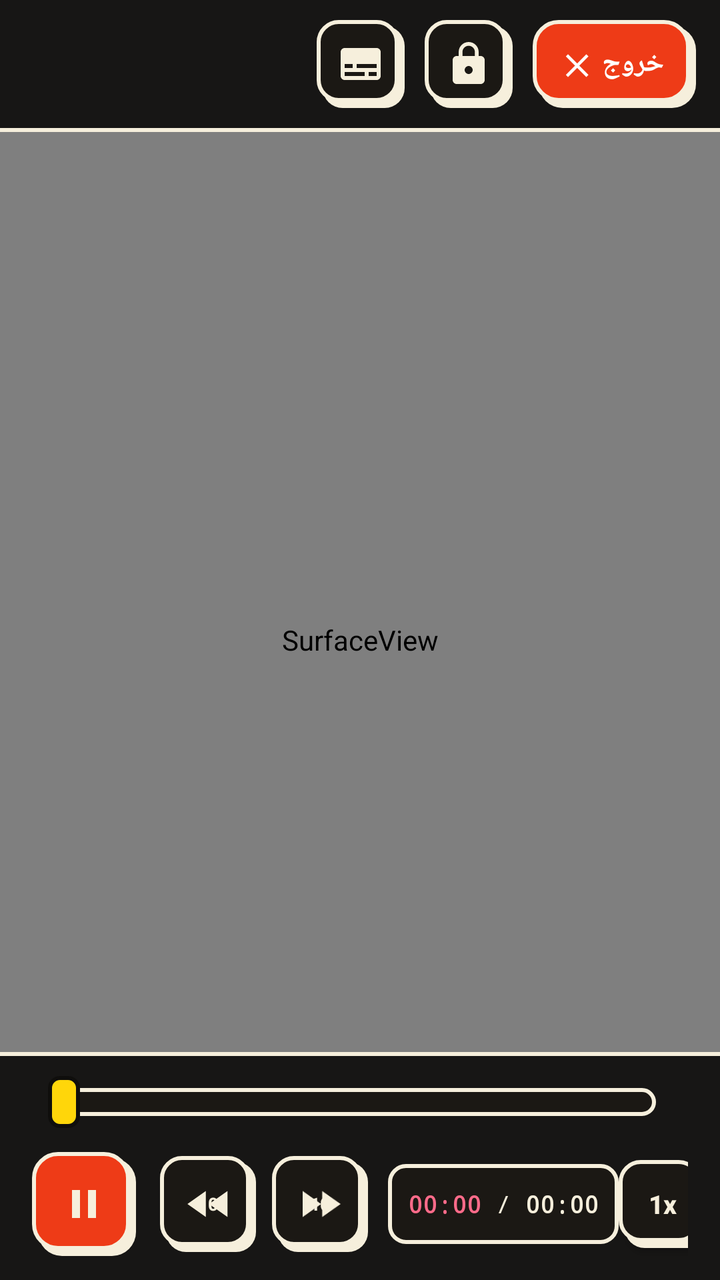
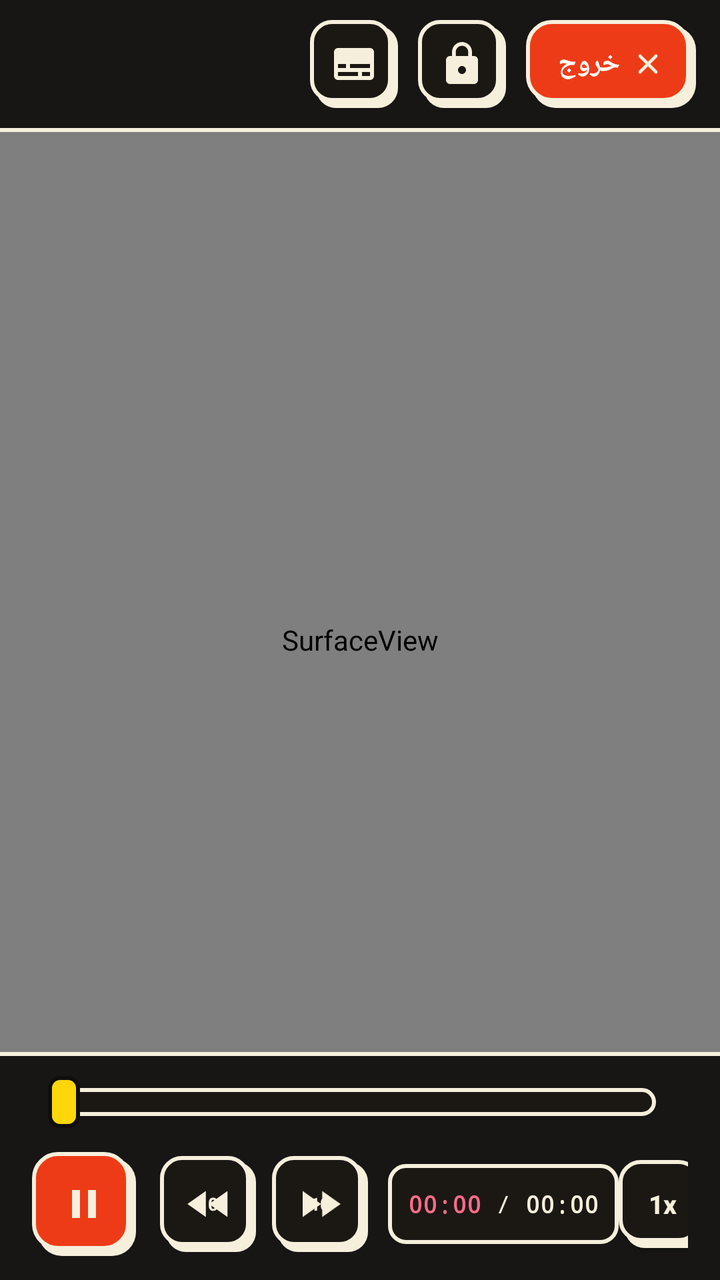

Two renders of the same Android screen: before a commit and after it. Below are the layout's source before the change and the commit's diff.
<!-- AndroidManifest.xml: activity theme android:Theme.Material.NoActionBar.Fullscreen -->
<!-- res/layout/activity_player.xml -->
<?xml version="1.0" encoding="utf-8"?>
<FrameLayout xmlns:android="http://schemas.android.com/apk/res/android"
    android:id="@+id/player_root"
    android:layout_width="match_parent"
    android:layout_height="match_parent"
    android:background="#000000">

    
    <SurfaceView
        android:id="@+id/player_surface"
        android:layout_width="match_parent"
        android:layout_height="match_parent"
        android:layout_gravity="center" />

    
    <SurfaceView
        android:id="@+id/player_subtitle_surface"
        android:layout_width="match_parent"
        android:layout_height="match_parent"
        android:layout_gravity="center" />

    
    <TextView
        android:id="@+id/player_subtitle"
        android:layout_width="wrap_content"
        android:layout_height="wrap_content"
        android:layout_gravity="bottom|center_horizontal"
        android:layout_marginBottom="170dp"
        android:layout_marginLeft="24dp"
        android:layout_marginRight="24dp"
        android:textColor="#FFFFFF"
        android:textSize="20sp"
        android:textStyle="bold"
        android:shadowColor="#000000"
        android:shadowDx="1"
        android:shadowDy="1"
        android:shadowRadius="4"
        android:gravity="center"
        android:maxLines="3"
        android:visibility="gone" />

    
    <LinearLayout
        android:id="@+id/player_gesture"
        android:layout_width="wrap_content"
        android:layout_height="wrap_content"
        android:layout_gravity="center"
        android:orientation="vertical"
        android:gravity="center"
        android:visibility="gone">

        <ImageView
            android:id="@+id/player_gesture_icon"
            android:layout_width="56dp"
            android:layout_height="56dp"
            android:scaleType="fitCenter" />

        <TextView
            android:id="@+id/player_gesture_text"
            android:layout_width="wrap_content"
            android:layout_height="wrap_content"
            android:layout_marginTop="8dp"
            android:textColor="#F6EFDC"
            android:textSize="20sp"
            android:textStyle="bold"
            android:shadowColor="#000000"
            android:shadowDx="1"
            android:shadowDy="1"
            android:shadowRadius="4"
            android:gravity="center" />
    </LinearLayout>

    
    <LinearLayout
        android:id="@+id/player_topbar"
        android:layout_width="match_parent"
        android:layout_height="wrap_content"
        android:layout_gravity="top"
        android:orientation="horizontal"
        android:paddingLeft="12dp"
        android:paddingRight="12dp"
        android:paddingTop="10dp"
        android:paddingBottom="12dp"
        android:background="@drawable/player_bar_top"
        android:gravity="center_vertical">

        <TextView
            android:id="@+id/player_title"
            android:layout_width="0dp"
            android:layout_height="wrap_content"
            android:layout_weight="1"
            android:textColor="#F6EFDC"
            android:textSize="15sp"
            android:textStyle="bold"
            android:maxLines="1"
            android:ellipsize="end" />

        <ImageButton
            android:id="@+id/player_tracks"
            android:layout_width="44dp"
            android:layout_height="44dp"
            android:layout_marginLeft="10dp"
            android:src="@drawable/ic_tracks"
            android:scaleType="center"
            android:background="@drawable/player_btn_circle"
            android:contentDescription="Audio and subtitles" />

        <ImageButton
            android:id="@+id/player_lock"
            android:layout_width="44dp"
            android:layout_height="44dp"
            android:layout_marginLeft="10dp"
            android:src="@drawable/ic_lock"
            android:scaleType="center"
            android:background="@drawable/player_btn_circle"
            android:contentDescription="Lock" />

        <TextView
            android:id="@+id/player_close"
            android:layout_width="wrap_content"
            android:layout_height="44dp"
            android:layout_marginLeft="10dp"
            android:gravity="center"
            android:paddingLeft="16dp"
            android:paddingRight="16dp"
            android:text="خروج  ✕"
            android:textColor="#FFFFFF"
            android:textSize="14sp"
            android:textStyle="bold"
            android:clickable="true"
            android:focusable="true"
            android:background="@drawable/player_btn_play" />
    </LinearLayout>

    
    <LinearLayout
        android:id="@+id/player_controls"
        android:layout_width="match_parent"
        android:layout_height="wrap_content"
        android:layout_gravity="bottom"
        android:orientation="vertical"
        android:paddingLeft="16dp"
        android:paddingRight="16dp"
        android:paddingTop="12dp"
        android:paddingBottom="12dp"
        android:background="@drawable/player_bar_bottom">

        <SeekBar
            android:id="@+id/player_seekbar"
            android:layout_width="match_parent"
            android:layout_height="wrap_content"
            android:max="1000"
            android:progressDrawable="@drawable/player_seek_progress"
            android:thumb="@drawable/player_seek_thumb"
            android:splitTrack="false"
            android:minHeight="14dp"
            android:maxHeight="14dp"
            android:paddingLeft="12dp"
            android:paddingRight="12dp" />

        <LinearLayout
            android:layout_width="match_parent"
            android:layout_height="wrap_content"
            android:orientation="horizontal"
            android:gravity="center_vertical"
            android:layout_marginTop="12dp">

            <ImageButton
                android:id="@+id/player_play_pause"
                android:layout_width="52dp"
                android:layout_height="52dp"
                android:src="@drawable/ic_pause"
                android:scaleType="center"
                android:background="@drawable/player_btn_play"
                android:contentDescription="Play pause" />

            <FrameLayout
                android:id="@+id/player_back10"
                android:layout_width="48dp"
                android:layout_height="48dp"
                android:layout_marginLeft="12dp"
                android:background="@drawable/player_btn_circle"
                android:clickable="true"
                android:focusable="true">

                <ImageView
                    android:layout_width="26dp"
                    android:layout_height="26dp"
                    android:layout_gravity="center"
                    android:src="@drawable/ic_rewind" />

                <TextView
                    android:layout_width="wrap_content"
                    android:layout_height="wrap_content"
                    android:layout_gravity="center"
                    android:text="10"
                    android:textColor="#F6EFDC"
                    android:textSize="9sp"
                    android:textStyle="bold" />
            </FrameLayout>

            <FrameLayout
                android:id="@+id/player_forward10"
                android:layout_width="48dp"
                android:layout_height="48dp"
                android:layout_marginLeft="8dp"
                android:background="@drawable/player_btn_circle"
                android:clickable="true"
                android:focusable="true">

                <ImageView
                    android:layout_width="26dp"
                    android:layout_height="26dp"
                    android:layout_gravity="center"
                    android:src="@drawable/ic_fast_forward" />

                <TextView
                    android:layout_width="wrap_content"
                    android:layout_height="wrap_content"
                    android:layout_gravity="center"
                    android:text="10"
                    android:textColor="#F6EFDC"
                    android:textSize="9sp"
                    android:textStyle="bold" />
            </FrameLayout>

            <LinearLayout
                android:layout_width="wrap_content"
                android:layout_height="40dp"
                android:layout_marginLeft="10dp"
                android:gravity="center"
                android:orientation="horizontal"
                android:paddingLeft="10dp"
                android:paddingRight="10dp"
                android:background="@drawable/player_time_pill">

                <TextView
                    android:id="@+id/player_time"
                    android:layout_width="wrap_content"
                    android:layout_height="wrap_content"
                    android:fontFamily="monospace"
                    android:textStyle="bold"
                    android:textColor="#FF6B8A"
                    android:textSize="12sp"
                    android:text="00:00" />

                <TextView
                    android:layout_width="wrap_content"
                    android:layout_height="wrap_content"
                    android:fontFamily="monospace"
                    android:textColor="#F6EFDC"
                    android:textSize="12sp"
                    android:text=" / " />

                <TextView
                    android:id="@+id/player_time_total"
                    android:layout_width="wrap_content"
                    android:layout_height="wrap_content"
                    android:fontFamily="monospace"
                    android:textStyle="bold"
                    android:textColor="#F6EFDC"
                    android:textSize="12sp"
                    android:text="00:00" />
            </LinearLayout>

            <View
                android:layout_width="0dp"
                android:layout_height="1dp"
                android:layout_weight="1" />

            <Button
                android:id="@+id/player_speed"
                android:layout_width="44dp"
                android:layout_height="44dp"
                android:minWidth="0dp"
                android:minHeight="0dp"
                android:padding="0dp"
                android:text="1x"
                android:textAllCaps="false"
                android:textColor="#F6EFDC"
                android:textSize="13sp"
                android:textStyle="bold"
                android:background="@drawable/player_btn_circle" />

            <ImageButton
                android:id="@+id/player_aspect"
                android:layout_marginLeft="8dp"
                android:layout_width="44dp"
                android:layout_height="44dp"
                android:src="@drawable/ic_fullscreen"
                android:scaleType="center"
                android:background="@drawable/player_btn_circle"
                android:contentDescription="Aspect" />

            <Button
                android:id="@+id/player_cc"
                android:layout_width="48dp"
                android:layout_height="48dp"
                android:layout_marginLeft="8dp"
                android:text="CC"
                android:textColor="#F6EFDC"
                android:textSize="13sp"
                android:background="@drawable/player_btn_cc_on" />
        </LinearLayout>
    </LinearLayout>

    
    <LinearLayout
        android:id="@+id/player_loading"
        android:layout_width="wrap_content"
        android:layout_height="wrap_content"
        android:layout_gravity="center"
        android:orientation="vertical"
        android:gravity="center"
        android:visibility="gone">

        <TextView
            android:id="@+id/player_loading_text"
            android:layout_width="wrap_content"
            android:layout_height="wrap_content"
            android:layout_marginTop="16dp"
            android:text="در حال بارگذاری فیلم"
            android:textColor="#F6EFDC"
            android:textSize="16sp"
            android:textStyle="bold"
            android:shadowColor="#000000"
            android:shadowDx="1"
            android:shadowDy="1"
            android:shadowRadius="4"
            android:gravity="center" />
    </LinearLayout>

    
    <LinearLayout
        android:id="@+id/player_error_box"
        android:layout_width="match_parent"
        android:layout_height="wrap_content"
        android:layout_gravity="center"
        android:layout_margin="24dp"
        android:orientation="vertical"
        android:gravity="center"
        android:background="@drawable/player_card"
        android:padding="28dp"
        android:visibility="gone">

        <TextView
            android:id="@+id/player_error"
            android:layout_width="wrap_content"
            android:layout_height="wrap_content"
            android:textColor="#F6EFDC"
            android:textSize="14sp"
            android:gravity="center" />

        <Button
            android:id="@+id/player_retry"
            android:layout_width="wrap_content"
            android:layout_height="52dp"
            android:layout_marginTop="16dp"
            android:paddingLeft="24dp"
            android:paddingRight="24dp"
            android:text="تلاش مجدد"
            android:textColor="#FFFFFF"
            android:textStyle="bold"
            android:textSize="14sp"
            android:background="@drawable/player_btn_retry" />
    </LinearLayout>

    <ImageButton
        android:id="@+id/player_unlock"
        android:layout_width="56dp"
        android:layout_height="56dp"
        android:layout_gravity="center_vertical|left"
        android:layout_marginLeft="20dp"
        android:src="@drawable/ic_lock"
        android:scaleType="center"
        android:background="@drawable/player_btn_play"
        android:visibility="gone"
        android:contentDescription="Unlock" />

    <LinearLayout
        android:id="@+id/player_next"
        android:layout_width="wrap_content"
        android:layout_height="wrap_content"
        android:layout_gravity="bottom|right"
        android:layout_marginBottom="110dp"
        android:layout_marginRight="16dp"
        android:orientation="vertical"
        android:padding="14dp"
        android:minWidth="240dp"
        android:background="@drawable/player_card"
        android:visibility="gone">

        <TextView
            android:layout_width="wrap_content"
            android:layout_height="wrap_content"
            android:text="قسمت بعدی"
            android:textColor="#FFD60A"
            android:textSize="12sp"
            android:textStyle="bold" />

        <TextView
            android:id="@+id/player_next_title"
            android:layout_width="wrap_content"
            android:layout_height="wrap_content"
            android:layout_marginTop="4dp"
            android:maxWidth="260dp"
            android:maxLines="2"
            android:ellipsize="end"
            android:textColor="#F6EFDC"
            android:textSize="14sp"
            android:textStyle="bold" />

        <LinearLayout
            android:layout_width="match_parent"
            android:layout_height="wrap_content"
            android:layout_marginTop="10dp"
            android:gravity="center_vertical"
            android:orientation="horizontal">

            <TextView
                android:id="@+id/player_next_now"
                android:layout_width="wrap_content"
                android:layout_height="40dp"
                android:gravity="center"
                android:paddingLeft="14dp"
                android:paddingRight="14dp"
                android:clickable="true"
                android:focusable="true"
                android:textColor="#FFFFFF"
                android:textSize="13sp"
                android:textStyle="bold"
                android:background="@drawable/player_btn_play" />

            <TextView
                android:id="@+id/player_next_cancel"
                android:layout_width="wrap_content"
                android:layout_height="40dp"
                android:layout_marginLeft="10dp"
                android:gravity="center"
                android:paddingLeft="14dp"
                android:paddingRight="14dp"
                android:clickable="true"
                android:focusable="true"
                android:text="لغو"
                android:textColor="#F6EFDC"
                android:textSize="13sp"
                android:textStyle="bold"
                android:background="@drawable/player_btn_circle" />
        </LinearLayout>
    </LinearLayout>

</FrameLayout>
<!-- resources referenced by this layout -->
<resources>
  <!-- drawable ic_fast_forward (drawable) -->
  <?xml version="1.0" encoding="utf-8"?>
  <vector xmlns:android="http://schemas.android.com/apk/res/android"
      android:width="24dp" android:height="24dp"
      android:viewportWidth="24" android:viewportHeight="24">
      <path android:fillColor="#F6EFDC" android:pathData="M4,18l8.5,-6L4,6v12zM13,6v12l8.5,-6L13,6z" />
  </vector>
  <!-- drawable ic_fullscreen (drawable) -->
  <?xml version="1.0" encoding="utf-8"?>
  <vector xmlns:android="http://schemas.android.com/apk/res/android"
      android:width="24dp" android:height="24dp"
      android:viewportWidth="24" android:viewportHeight="24">
      <path android:fillColor="#F6EFDC" android:pathData="M7,14H5v5h5v-2H7v-3zM5,10h2V7h3V5H5v5zM17,17h-3v2h5v-5h-2v3zM14,5v2h3v3h2V5h-5z" />
  </vector>
  <!-- drawable ic_pause (drawable) -->
  <?xml version="1.0" encoding="utf-8"?>
  <vector xmlns:android="http://schemas.android.com/apk/res/android"
      android:width="24dp" android:height="24dp"
      android:viewportWidth="24" android:viewportHeight="24">
      <path android:fillColor="#F6EFDC" android:pathData="M6,19h4V5H6v14zM14,5v14h4V5h-4z" />
  </vector>
  <!-- drawable ic_rewind (drawable) -->
  <?xml version="1.0" encoding="utf-8"?>
  <vector xmlns:android="http://schemas.android.com/apk/res/android"
      android:width="24dp" android:height="24dp"
      android:viewportWidth="24" android:viewportHeight="24">
      <path android:fillColor="#F6EFDC" android:pathData="M11,18V6l-8.5,6 8.5,6zM12.5,12l8.5,6V6l-8.5,6z" />
  </vector>
  <!-- drawable ic_tracks (drawable) -->
  <?xml version="1.0" encoding="utf-8"?>
  <vector xmlns:android="http://schemas.android.com/apk/res/android"
      android:width="24dp" android:height="24dp" android:viewportWidth="24" android:viewportHeight="24">
      <path android:fillColor="#F6EFDC" android:pathData="M20,4H4c-1.1,0 -2,0.9 -2,2v12c0,1.1 0.9,2 2,2h16c1.1,0 2,-0.9 2,-2V6c0,-1.1 -0.9,-2 -2,-2zM4,12h4v2H4v-2zM14,18H4v-2h10v2zM20,18h-4v-2h4v2zM20,14H10v-2h10v2z" />
  </vector>
  <!-- drawable player_bar_bottom (drawable) -->
  <?xml version="1.0" encoding="utf-8"?>
  <layer-list xmlns:android="http://schemas.android.com/apk/res/android">
      <item><shape android:shape="rectangle"><solid android:color="#EB0F0E0C" /></shape></item>
      <item android:gravity="top"><shape android:shape="rectangle"><size android:height="2dp" /><solid android:color="#F6EFDC" /></shape></item>
  </layer-list>
  <!-- drawable player_bar_top (drawable) -->
  <?xml version="1.0" encoding="utf-8"?>
  <layer-list xmlns:android="http://schemas.android.com/apk/res/android">
      <item><shape android:shape="rectangle"><solid android:color="#EB0F0E0C" /></shape></item>
      <item android:gravity="bottom"><shape android:shape="rectangle"><size android:height="2dp" /><solid android:color="#F6EFDC" /></shape></item>
  </layer-list>
  <!-- drawable player_seek_thumb (drawable) -->
  <?xml version="1.0" encoding="utf-8"?>
  <shape xmlns:android="http://schemas.android.com/apk/res/android" android:shape="rectangle">
      <size android:width="16dp" android:height="26dp" />
      <solid android:color="#FFD60A" />
      <stroke android:width="2dp" android:color="#0F0E0C" />
      <corners android:radius="5dp" />
  </shape>
  <!-- drawable player_time_pill (drawable) -->
  <?xml version="1.0" encoding="utf-8"?>
  <shape xmlns:android="http://schemas.android.com/apk/res/android" android:shape="rectangle">
      <solid android:color="#1B1814" />
      <stroke android:width="2dp" android:color="#F6EFDC" />
      <corners android:radius="8dp" />
  </shape>
  <!-- unchanged entries left out for length: 7 -->
</resources>

<!-- the commit's change to res/layout/activity_player.xml (unified diff, before → after) -->
@@ -123,7 +123,9 @@
             android:gravity="center"
             android:paddingLeft="16dp"
             android:paddingRight="16dp"
-            android:text="خروج  ✕"
+            android:text="خروج"
+        android:drawableEnd="@drawable/ic_close"
+        android:drawablePadding="6dp"
             android:textColor="#FFFFFF"
             android:textSize="14sp"
             android:textStyle="bold"
<!-- resource entries referenced after the edit -->
@@ -1,5 +1,12 @@
 <!-- resources referenced by this layout -->
 <resources>
+  <!-- drawable ic_close (drawable) -->
+  <?xml version="1.0" encoding="utf-8"?>
+  <vector xmlns:android="http://schemas.android.com/apk/res/android"
+      android:width="16dp" android:height="16dp" android:viewportWidth="24" android:viewportHeight="24">
+      <path android:strokeColor="#F6EFDC" android:strokeWidth="2.4" android:strokeLineCap="round"
+          android:pathData="M6,6 L18,18 M18,6 L6,18"/>
+  </vector>
   <!-- drawable ic_fast_forward (drawable) -->
   <?xml version="1.0" encoding="utf-8"?>
   <vector xmlns:android="http://schemas.android.com/apk/res/android"
